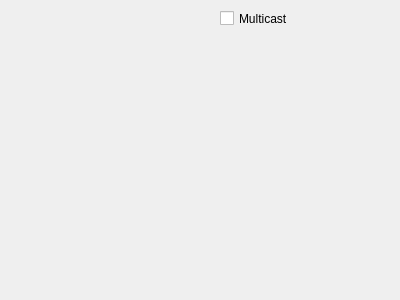
Above: connect.ui from dpogue/CommAudio before the change. Below: the same form after it.
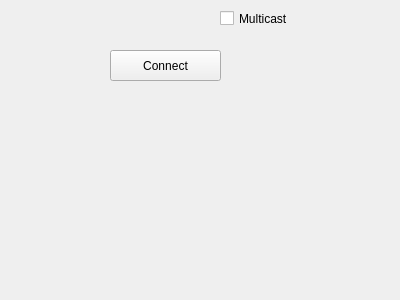
That is the form after the change. Icons and pictures are not drawn.

Commit message: moved connect button to dialog

```diff
--- a/connect.ui
+++ b/connect.ui
@@ -30,6 +30,19 @@
     <string>Multicast</string>
    </property>
   </widget>
+  <widget class="QPushButton" name="connectPushButton">
+   <property name="geometry">
+    <rect>
+     <x>110</x>
+     <y>50</y>
+     <width>111</width>
+     <height>31</height>
+    </rect>
+   </property>
+   <property name="text">
+    <string>Connect</string>
+   </property>
+  </widget>
  </widget>
  <resources/>
  <connections/>
```
The commit also changes 3 other files.
